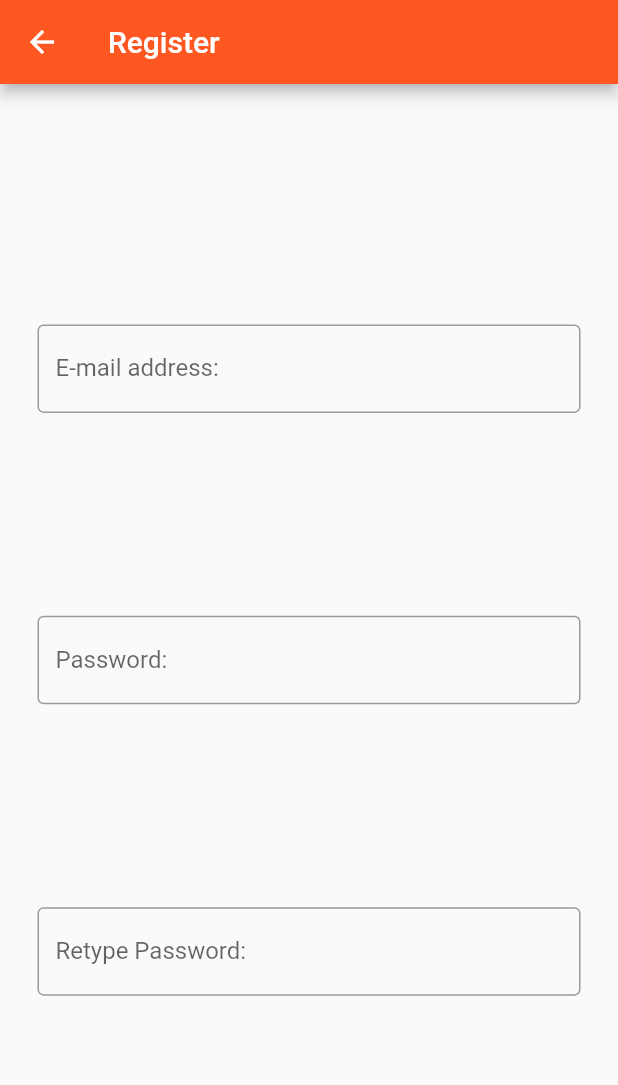
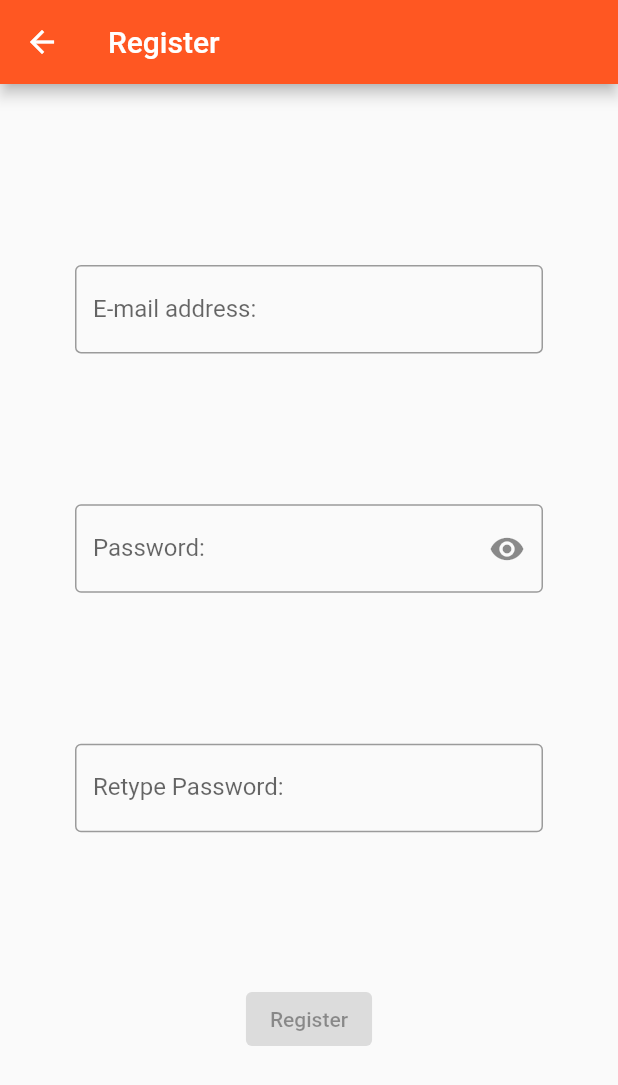
Before and after one commit to donneleo/Group-33-Receiptless_app, a Flutter app: the Register screen opened directly, on a phone screen of 412 x 824 dp. Shown: the top 1085 px of the screen. Run offline on Flutter 3.47's test engine with Material 2 defaults, Android fonts, the phone set to English and light mode, and no system bars.

Commit message:
Added a new button to the register page to allow the user to register. Currently it does not have a function. Also added a show/hide password button on the password text field.

```diff
--- a/lib/Register.dart
+++ b/lib/Register.dart
@@ -9,6 +9,22 @@ class Register extends StatefulWidget {
 }
 
 class _RegisterState extends State<Register> {
+
+  IconData passwordIcon = Icons.visibility;
+  bool obscured = true;
+
+  void showHidePassword() {
+    this.setState(() {
+      if(obscured == true) {
+        passwordIcon = Icons.visibility_off;
+        obscured = false;
+      } else {
+        passwordIcon = Icons.visibility;
+        obscured = true;
+      }
+    });
+  }
+
   @override
   Widget build(BuildContext context) {
     return Scaffold(
@@ -17,30 +33,37 @@ class _RegisterState extends State<Register> {
       ),
       body: Center(
         child: Container(
-          padding: EdgeInsets.all(25),
+          padding: EdgeInsets.symmetric(vertical: 20.0, horizontal: 50.0),
           child: Column(
             mainAxisAlignment: MainAxisAlignment.spaceEvenly,
-            children: <TextField>[
-              TextField(
+            children: <Widget>[
+              TextFormField(
                 decoration: InputDecoration(
                   border: OutlineInputBorder(),
                   labelText: "E-mail address:"
                 ),
               ),
-              TextField(
-                obscureText: true,
+              TextFormField(
+                obscureText: obscured,
                 decoration: InputDecoration(
                   border: OutlineInputBorder(),
-                  labelText: "Password:"
+                  labelText: "Password:",
+                  suffixIcon: IconButton(
+                    icon: Icon(passwordIcon),
+                    onPressed: showHidePassword
+                  )
                 ),
               ),
-              TextField(
+              TextFormField(
                 obscureText: true,
                 decoration: InputDecoration(
                   border: OutlineInputBorder(),
                   labelText: "Retype Password:"
                 ),
-              )
+              ),
+              ElevatedButton(
+                  child: Text("Register"),
+                  onPressed: null)
             ],
           ),
         ),
--- a/lib/test.dart
+++ b/lib/test.dart
@@ -1 +1 @@
-hello world!!!!!!!!
+//hello world!!!!!!!!
```
